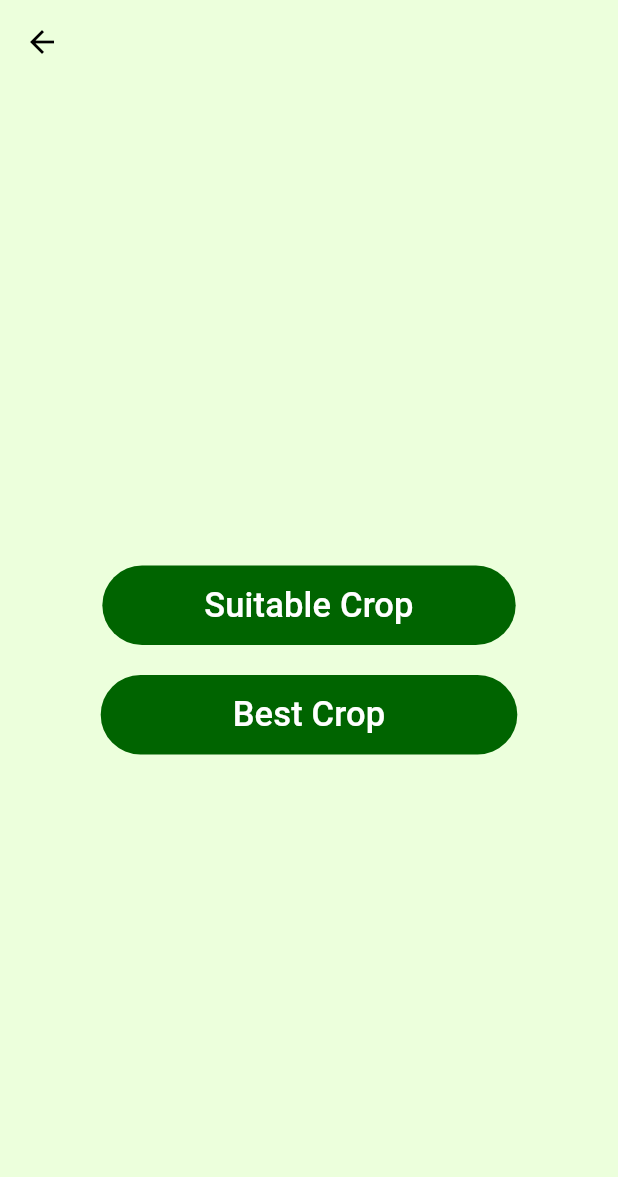
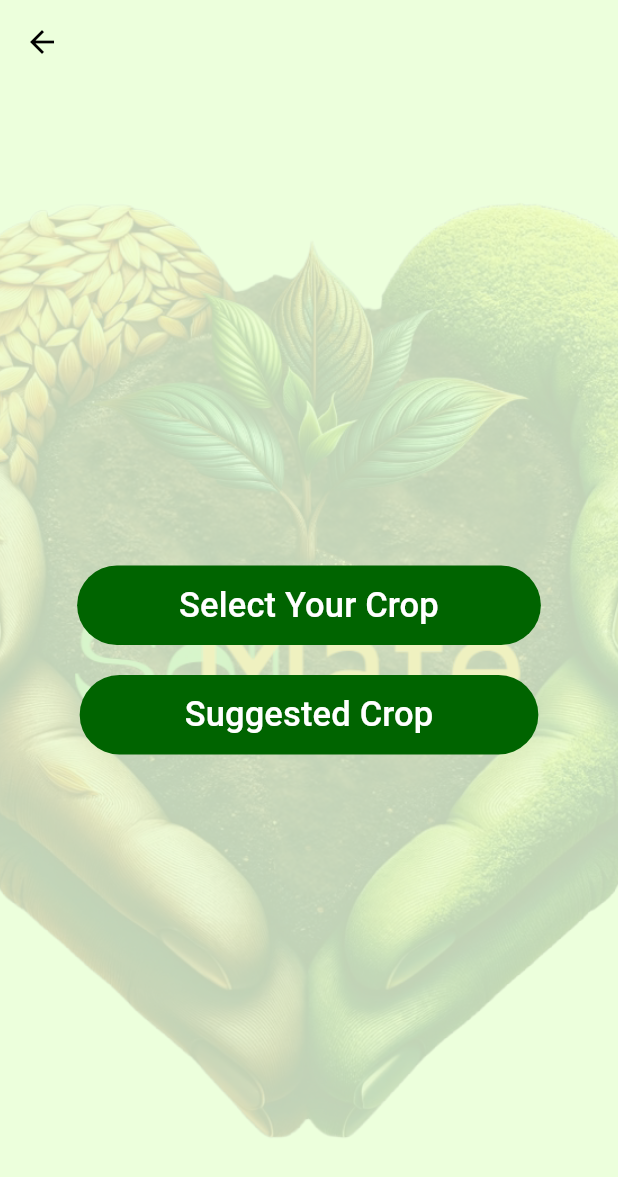
Before and after one commit to TalhaMalik756/Soil_Mate, a Flutter app: the GenerateRepo screen opened directly, after a tap on "Next", on a phone screen of 412 x 824 dp. Shown: the top 1177 px of the screen. Run offline on Flutter 3.47's test engine with Material 3 defaults, Android fonts, the phone set to English and light mode, and no system bars; our stand-ins replace animated_bottom_navigation_bar, flutter_bluetooth_serial, google_fonts, open_file, page_transition, pdf and 1 more; missing offline and left inert: syncfusion_flutter_pdfviewer.

Commit message:
New Fonts, New Images, DippingTest, New GenerateRepo

```diff
--- a/lib/Generate_Enter/GenerateRepo.dart
+++ b/lib/Generate_Enter/GenerateRepo.dart
@@ -1,4 +1,4 @@
-import 'dart:io'; // Add this import statement
+import 'dart:io';
 import 'dart:typed_data';
 import 'package:flutter/material.dart';
 import 'package:open_file/open_file.dart';
@@ -25,7 +25,6 @@ class _GenerateRepoState extends State<GenerateRepo> {
   @override
   void initState() {
     super.initState();
-    // Automatically generate the PDF when the widget is initialized
     generatePDF();
   }
 
@@ -35,20 +34,25 @@ class _GenerateRepoState extends State<GenerateRepo> {
       backgroundColor: Color(0xFFECFFDC),
       appBar: AppBar(
         backgroundColor: Color(0xFFECFFDC),
-        title: Text('Report'),
+        title: Text("Your Soil's Report"),
       ),
       body: Stack(
         children: [
-          Center(
+          Positioned(
+            top: 80, // Adjust the top position as needed
+            left: 0,
+            right: 0,
+            child: Center(
               child: Container(
-              height: 620, // Adjust height as needed
-              width: 350, // Adjust width as needed
+                height: 535, // Adjust height as needed
+                width: 370, // Adjust width as needed
                 decoration: BoxDecoration(
                   border: Border.all(color: Colors.black),
                 ),
                 child: _generatedPdfBytes != null
                     ? PdfViewerWidget(pdfBytes: _generatedPdfBytes!)
                     : CircularProgressIndicator(), // Display loading indicator while PDF is generated
+              ),
             ),
           ),
           Positioned(
--- a/lib/HomeScreen.dart
+++ b/lib/HomeScreen.dart
@@ -1,5 +1,5 @@
 import 'package:flutter/material.dart';
-import 'package:soilmate/DippingPoint.dart';
+import 'package:soilmate/DippingPoint/DippingPoint.dart';
 
 class HomeScreen extends StatelessWidget {
   const HomeScreen({Key? key}) : super(key: key);
@@ -23,7 +23,7 @@ class HomeScreen extends StatelessWidget {
           flexibleSpace: Container(
             decoration: BoxDecoration(
               image: DecorationImage(
-                image: AssetImage('assets/CountrySide.jpg'),
+                image: AssetImage('assets/HomeSettings.jpeg'),
                 fit: BoxFit.fill,
               ),
             ),
--- a/lib/LoginSignup/LogSign.dart
+++ b/lib/LoginSignup/LogSign.dart
@@ -1,4 +1,5 @@
 import 'package:flutter/material.dart';
+import 'package:google_fonts/google_fonts.dart';
 import 'package:soilmate/LoginSignup/LoginPage.dart';
 import 'package:soilmate/LoginSignup/SignUp.dart';
 
@@ -27,7 +28,7 @@ class LogSign extends StatelessWidget {
                 children: <Widget>[
                   Text(
                     "Welcome",
-                    style: TextStyle(
+                    style: GoogleFonts.creteRound(
                       fontWeight: FontWeight.bold,
                       fontSize: 50,
                       color: Color(0xFF172808),
--- a/lib/Settings.dart
+++ b/lib/Settings.dart
@@ -9,7 +9,7 @@ class Settings extends StatelessWidget {
   Widget build(BuildContext context) {
     return Scaffold(
       appBar: PreferredSize(
-        preferredSize: Size.fromHeight(MediaQuery.of(context).size.height * 0.36),
+        preferredSize: Size.fromHeight(MediaQuery.of(context).size.height * 0.35),
         child: AppBar(
           leading: IconButton(
             icon: Icon(Icons.arrow_back, color: Colors.white),
@@ -33,7 +33,7 @@ class Settings extends StatelessWidget {
           flexibleSpace: Container(
             decoration: BoxDecoration(
               image: DecorationImage(
-                image: AssetImage('assets/CountrySide.jpg'),
+                image: AssetImage('assets/HomeSettings.jpeg'),
                 fit: BoxFit.fill,
               ),
             ),
--- a/lib/SuitableBest/SuitableBest.dart
+++ b/lib/SuitableBest/SuitableBest.dart
@@ -10,7 +10,7 @@ class SuitableBest extends StatelessWidget {
     return Scaffold(
       backgroundColor: Color(0xFFECFFDC),
       appBar: AppBar(
-        backgroundColor: Colors.transparent, // Make app bar transparent
+        backgroundColor: Color(0xFFECFFDC), // Make app bar transparent
         elevation: 0, // Remove app bar shadow
         leading: IconButton(
           icon: Icon(Icons.arrow_back, color: Colors.black), // Back arrow icon in black
@@ -19,12 +19,23 @@ class SuitableBest extends StatelessWidget {
           },
         ),
       ),
-      body: Center(
+      body: Stack(
+        children: [
+          Positioned.fill(
+            child: Opacity(
+              opacity: 0.18, // Set opacity value here (0.0 - 1.0)
+              child: Image.asset(
+                'assets/Logo.png', // Replace with your logo image path
+                fit: BoxFit.cover,
+              ),
+            ),
+          ),
+          Center(
             child: Column(
               mainAxisAlignment: MainAxisAlignment.center,
               children: [
                 Container(
-              color: Color(0xFFECFFDC),
+                  color: Colors.transparent, // Make container transparent
                   padding: EdgeInsets.symmetric(horizontal: 50, vertical: 10), // Adjust padding here
                   child: Column(
                     mainAxisAlignment: MainAxisAlignment.center,
@@ -47,7 +58,7 @@ class SuitableBest extends StatelessWidget {
                         child: Padding(
                           padding: EdgeInsets.symmetric(horizontal: 44, vertical: 10), // Adjust padding here
                           child: Text(
-                        'Suitable Crop',
+                            'Select Your Crop',
                             style: TextStyle(
                               fontWeight: FontWeight.w500,
                               fontSize: 23, // Adjust font size here
@@ -59,7 +70,6 @@ class SuitableBest extends StatelessWidget {
                           ),
                         ),
                       ),
-
                       SizedBox(height: 20),
                       ElevatedButton(
                         onPressed: () {
@@ -76,9 +86,9 @@ class SuitableBest extends StatelessWidget {
                           ),
                         ),
                         child: Padding(
-                      padding: EdgeInsets.symmetric(horizontal: 64, vertical: 10), // Adjust padding here
+                          padding: EdgeInsets.symmetric(horizontal: 46, vertical: 10), // Adjust padding here
                           child: Text(
-                        'Best Crop',
+                            'Suggested Crop',
                             style: TextStyle(
                               fontWeight: FontWeight.w500,
                               fontSize: 23, // Adjust font size here
@@ -96,6 +106,8 @@ class SuitableBest extends StatelessWidget {
               ],
             ),
           ),
+        ],
+      ),
     );
   }
 }
--- a/pubspec.yaml
+++ b/pubspec.yaml
@@ -33,6 +33,7 @@ dependencies:
   syncfusion_flutter_pdfviewer: ^25.1.38
   flutter_pdfview: ^1.3.2
   pdf: ^3.10.8
+  google_fonts: ^6.2.1
   path_provider: ^2.1.2
   open_file: 3.3.2   # Specify the version you want to use
 
@@ -67,6 +68,7 @@ flutter:
   assets:
     - assets/
     - assets/Icons/
+    - assets/DippingPoints/
     - assets/Crops/CashCrops/
     - assets/Crops/CerealCrops/
     - assets/Crops/Fruits/
```
Also changed, not shown: lib/DippingPoint/DippingPoint.dart (renamed from lib/DippingPoint.dart, +17 -1 lines), lib/splash_screen.dart (+28 -11 lines), assets/CountrySide.jpg (deleted), pubspec.lock. Lines whose indentation alone changed are shown as unchanged.
